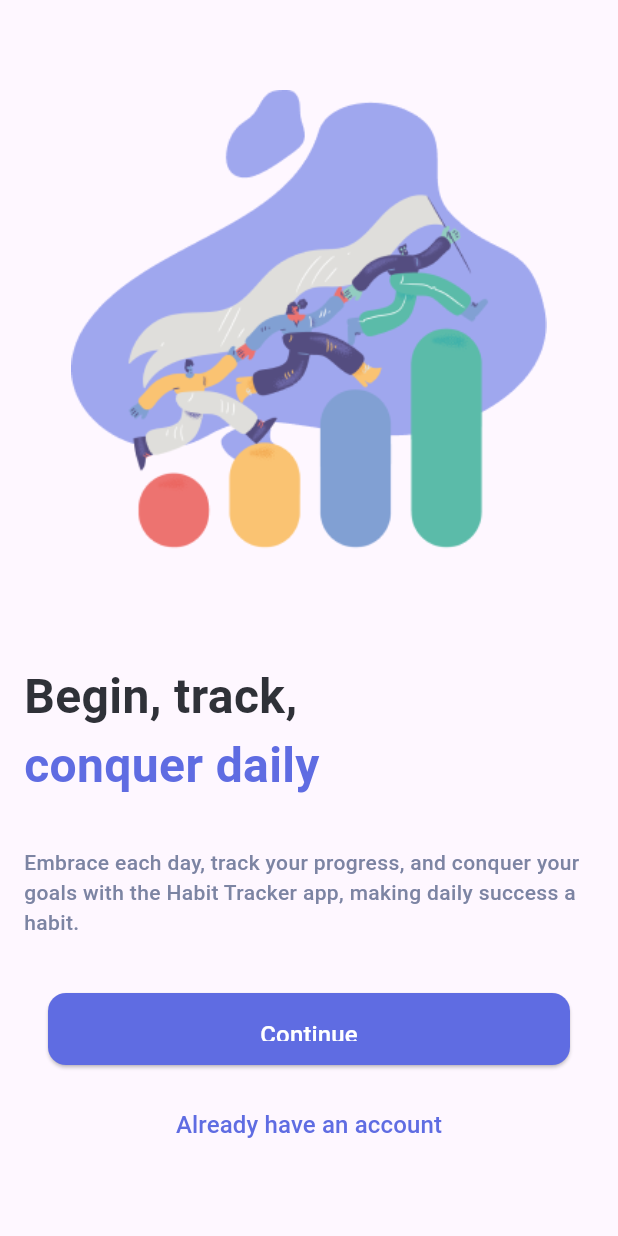
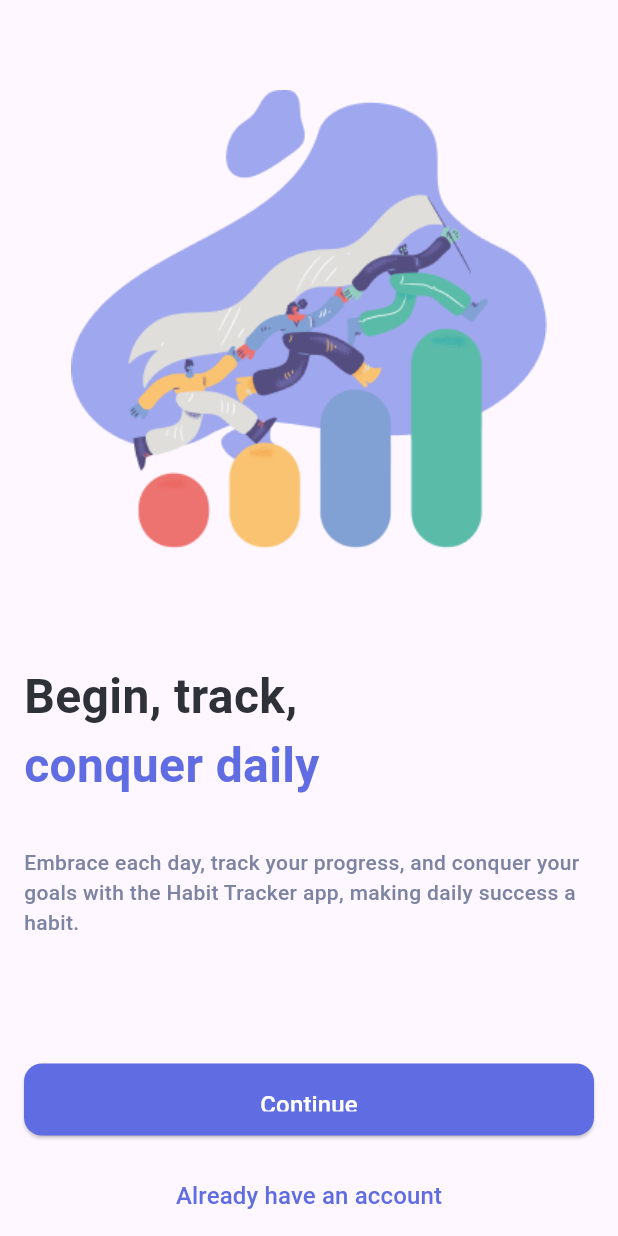
Before and after one commit to cshazem1/habit_tracking, a Flutter app: the StartingView screen opened directly, on a phone screen of 412 x 824 dp. Run offline on Flutter 3.47's test engine with Material 3 defaults, Android fonts, the phone set to English and light mode, and no system bars; our stand-ins replace audioplayers, bloc, device_preview, flutter_bloc, flutter_screenutil, get and 1 more; Roboto replaces fonts that are missing (Montserrat); project files that could hold a hidden picture were left out.

Commit message:
errors fixed

```diff
--- a/lib/features/onboarding/presentation/manger/onboarding_controller.dart
+++ b/lib/features/onboarding/presentation/manger/onboarding_controller.dart
@@ -24,7 +24,7 @@ class OnboardingController extends GetxController{
   //update current index and jump to next page.
   void nextPage() {
     if( currentPageIndex.value ==2){
-      Get.to(const StartingView());
+      Get.to( const StartingView());
     }else{
       int page = currentPageIndex.value +1;
       pageController.jumpToPage(page);
--- a/lib/features/onboarding/presentation/onboardin_view.dart
+++ b/lib/features/onboarding/presentation/onboardin_view.dart
@@ -49,7 +49,7 @@ class OnboardinView extends StatelessWidget {
           const SkipBtn(),
 
           // dot navigation and circular btn
-          Positioned(bottom: 65,left: 16,right: 16,
+          const Positioned(bottom: 65,left: 16,right: 16,
             child:Row(
             mainAxisAlignment: MainAxisAlignment.spaceBetween,
             crossAxisAlignment:CrossAxisAlignment.center,
--- a/lib/features/starting page/presentation/starting_view.dart
+++ b/lib/features/starting page/presentation/starting_view.dart
@@ -1,5 +1,5 @@
 import 'package:flutter/material.dart';
-import 'package:habit_tracking/features/auth/presentation/screens/login/login_view.dart';
+import 'package:get/get.dart';
 import 'package:habit_tracking/features/login%20screen/presentation/login_screen.dart';
 import 'package:habit_tracking/features/register/presentation/register_view.dart';
 import 'package:habit_tracking/features/starting%20page/presentation/widgets/cta_btn.dart';
@@ -7,32 +7,28 @@ import 'package:habit_tracking/features/starting%20page/presentation/widgets/lab
 import 'package:habit_tracking/features/starting%20page/presentation/widgets/starting_image_and_text.dart';
 import '../../../core/utlis/image_strings.dart';
 import '../../../core/utlis/text_string.dart';
+import '../../onboarding/presentation/manger/onboarding_controller.dart';
+
 
 class StartingView extends StatelessWidget {
   const StartingView({super.key});
 
   @override
   Widget build(BuildContext context) {
-    // final controller = Get.put(OnboardingController());
+    Get.put(OnboardingController());
     return Scaffold(
-      body: Stack(
+      body: Column(
         children: [
-          PageView(
-            children: [
               StartingImageAndText(
                 image: TImages.startingImage,
                 title: TTexts.startScreenTitle,
                 title2: TTexts.startScreenTitle0,
                 subTitle: TTexts.startScreenSubTitle,
               ),
-            ],
-          ),
           const SizedBox(height: 24,),
-          Positioned(
-              bottom: 50,
-              left: 16,
-              right: 16,
-              child: Column(
+
+               Column(
+                 mainAxisAlignment: MainAxisAlignment.start,
                 crossAxisAlignment: CrossAxisAlignment.center,
                 children: [
                   CtaBtn(label: 'Continue', onClick:() {
@@ -48,7 +44,7 @@ class StartingView extends StatelessWidget {
                   },)); },
                   ),
                 ],
-              )),
+              ),
         ],
       ),
     );
--- a/lib/main.dart
+++ b/lib/main.dart
@@ -13,7 +13,7 @@ import 'features/timer/presentation/timer_views.dart';
 void main() => runApp(
   DevicePreview(
     enabled: !kReleaseMode,
-    builder: (context) => MyApp(), // Wrap your app
+    builder: (context) => const MyApp(), // Wrap your app
   ),
 );
 
```
Also changed, not shown: lib/features/onboarding/presentation/widget/circular_cta_btn.dart (+4 -7 lines), lib/features/onboarding/presentation/widget/dot_navigation.dart (+7 -4 lines).
